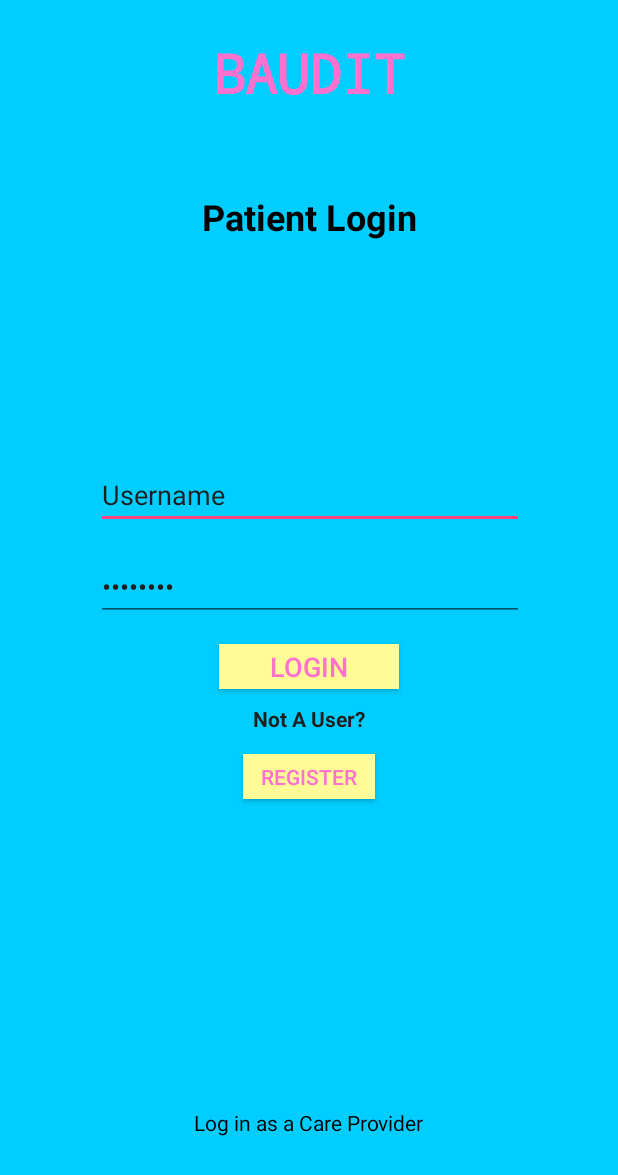
After one commit to CMPUT301F18T16/Baudit, an Android app: the layout patient_login.xml on its own in the app's theme, with its tools: preview values and no code run, on a phone screen of 412 x 824 dp. The commit adds this screen. Shown: the top 1175 px of the screen. Run offline under Robolectric (Android 15) with nearby library versions, the phone set to English and light mode, and no system bars.

Commit message:
built patient login

```diff
--- /dev/null
+++ b/app/src/main/res/layout/patient_login.xml
@@ -0,0 +1,130 @@
+<?xml version="1.0" encoding="utf-8"?>
+<android.support.constraint.ConstraintLayout xmlns:android="http://schemas.android.com/apk/res/android"
+    xmlns:app="http://schemas.android.com/apk/res-auto"
+    xmlns:tools="http://schemas.android.com/tools"
+    android:id="@+id/bg"
+    android:layout_width="match_parent"
+    android:layout_height="match_parent"
+    android:background="@drawable/ic_launcher_background"
+    tools:background="#01CDFE">
+
+    <TextView
+        android:id="@+id/BAUDIT"
+        android:layout_width="wrap_content"
+        android:layout_height="60dp"
+        android:layout_marginTop="24dp"
+        android:text="@string/BAUDIT"
+        android:textColor="#FF71CE"
+        android:textSize="36sp"
+        android:textStyle="bold"
+        android:typeface="monospace"
+        app:layout_constraintEnd_toEndOf="parent"
+        app:layout_constraintStart_toStartOf="parent"
+        app:layout_constraintTop_toTopOf="parent"
+        tools:text="BAUDIT" />
+
+    <TextView
+        android:id="@+id/patient_login"
+        android:layout_width="wrap_content"
+        android:layout_height="wrap_content"
+        android:layout_marginTop="44dp"
+        android:text="@string/patient_login"
+        android:textColor="@android:color/black"
+        android:textSize="24sp"
+        android:textStyle="bold"
+        app:layout_constraintEnd_toEndOf="parent"
+        app:layout_constraintStart_toStartOf="parent"
+        app:layout_constraintTop_toBottomOf="@+id/BAUDIT"
+        tools:text="Patient Login" />
+
+    <EditText
+        android:id="@+id/enterUsername"
+        android:layout_width="285dp"
+        android:layout_height="wrap_content"
+        android:ems="10"
+        android:hint="@string/enterUsername"
+        android:inputType="text"
+        android:text="@string/enterUsername"
+        android:textColor="@color/dark_grey"
+        app:layout_constraintBottom_toBottomOf="parent"
+        app:layout_constraintEnd_toEndOf="parent"
+        app:layout_constraintHorizontal_bias="0.505"
+        app:layout_constraintStart_toStartOf="parent"
+        app:layout_constraintTop_toTopOf="parent"
+        app:layout_constraintVertical_bias="0.395"
+        tools:text="Username" />
+
+    <EditText
+        android:id="@+id/enterPassword"
+        android:layout_width="285dp"
+        android:layout_height="wrap_content"
+        android:layout_marginTop="16dp"
+        android:ems="10"
+        android:hint="@string/enterPassword"
+        android:inputType="textPassword"
+        android:text="@string/enterPassword"
+        android:textColor="@color/dark_grey"
+        app:layout_constraintEnd_toEndOf="parent"
+        app:layout_constraintHorizontal_bias="0.505"
+        app:layout_constraintStart_toStartOf="parent"
+        app:layout_constraintTop_toBottomOf="@+id/enterUsername"
+        tools:text="Password" />
+
+    <Button
+        android:id="@+id/loginButton"
+        android:layout_width="120dp"
+        android:layout_height="30dp"
+        android:layout_marginTop="15dp"
+        android:background="#FFFB96"
+        android:text="@string/loginButton"
+        android:textColor="#FF71CE"
+        android:textSize="18sp"
+        app:layout_constraintEnd_toEndOf="parent"
+        app:layout_constraintHorizontal_bias="0.5"
+        app:layout_constraintStart_toStartOf="parent"
+        app:layout_constraintTop_toBottomOf="@+id/enterPassword"
+        tools:text="LOGIN" />
+
+    <Button
+        android:id="@+id/registerButton"
+        android:layout_width="wrap_content"
+        android:layout_height="30dp"
+        android:layout_marginTop="14dp"
+        android:background="#FFFB96"
+        android:text="@string/registerButton"
+        android:textColor="#FF71CE"
+        android:textSize="14sp"
+        app:layout_constraintEnd_toEndOf="parent"
+        app:layout_constraintHorizontal_bias="0.5"
+        app:layout_constraintStart_toStartOf="parent"
+        app:layout_constraintTop_toBottomOf="@+id/notAUser"
+        tools:text="Register" />
+
+    <TextView
+        android:id="@+id/notAUser"
+        android:layout_width="wrap_content"
+        android:layout_height="wrap_content"
+        android:layout_marginTop="10dp"
+        android:text="@string/notAUser"
+        android:textColor="@color/dark_grey"
+        android:textStyle="bold"
+        app:layout_constraintEnd_toEndOf="parent"
+        app:layout_constraintHorizontal_bias="0.5"
+        app:layout_constraintStart_toStartOf="parent"
+        app:layout_constraintTop_toBottomOf="@+id/loginButton"
+        tools:text="Not A User?" />
+
+    <TextView
+        android:id="@+id/switchUserType1"
+        android:layout_width="wrap_content"
+        android:layout_height="wrap_content"
+        android:layout_marginBottom="66dp"
+        android:text="@string/switchUserType1"
+        android:textColor="@android:color/black"
+        app:layout_constraintBottom_toBottomOf="parent"
+        app:layout_constraintEnd_toEndOf="parent"
+        app:layout_constraintHorizontal_bias="0.5"
+        app:layout_constraintStart_toStartOf="parent"
+        tools:text="Log in as a Care Provider" />
+
+</android.support.constraint.ConstraintLayout>
--- a/app/src/main/res/values/colors.xml
+++ b/app/src/main/res/values/colors.xml
@@ -3,4 +3,5 @@
     <color name="colorPrimary">#3F51B5</color>
     <color name="colorPrimaryDark">#303F9F</color>
     <color name="colorAccent">#FF4081</color>
+    <color name="dark_grey">#1f1f1f</color>
 </resources>
--- a/app/src/main/res/values/strings.xml
+++ b/app/src/main/res/values/strings.xml
@@ -1,3 +1,4 @@
 <resources>
     <string name="app_name">Baudit</string>
+    <string name="baudit">BAUDIT</string>
 </resources>
```
